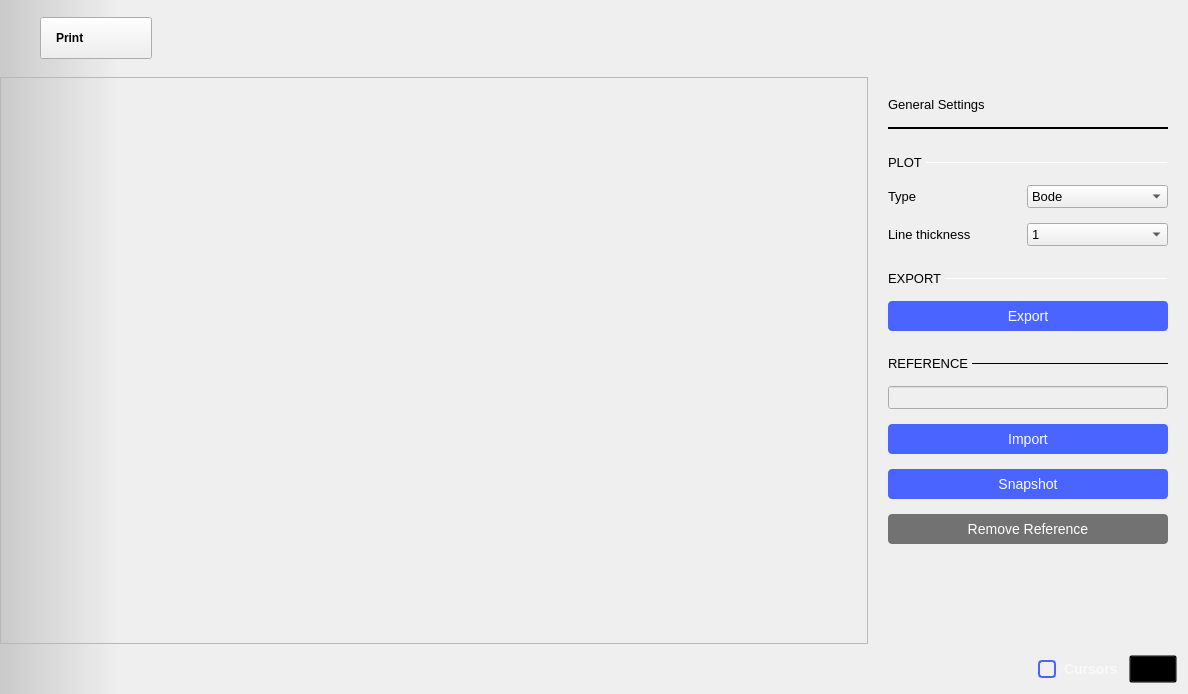
First picture: the form in ui/network_analyzer.ui, repository analogdevicesinc/scopy, before the edit.
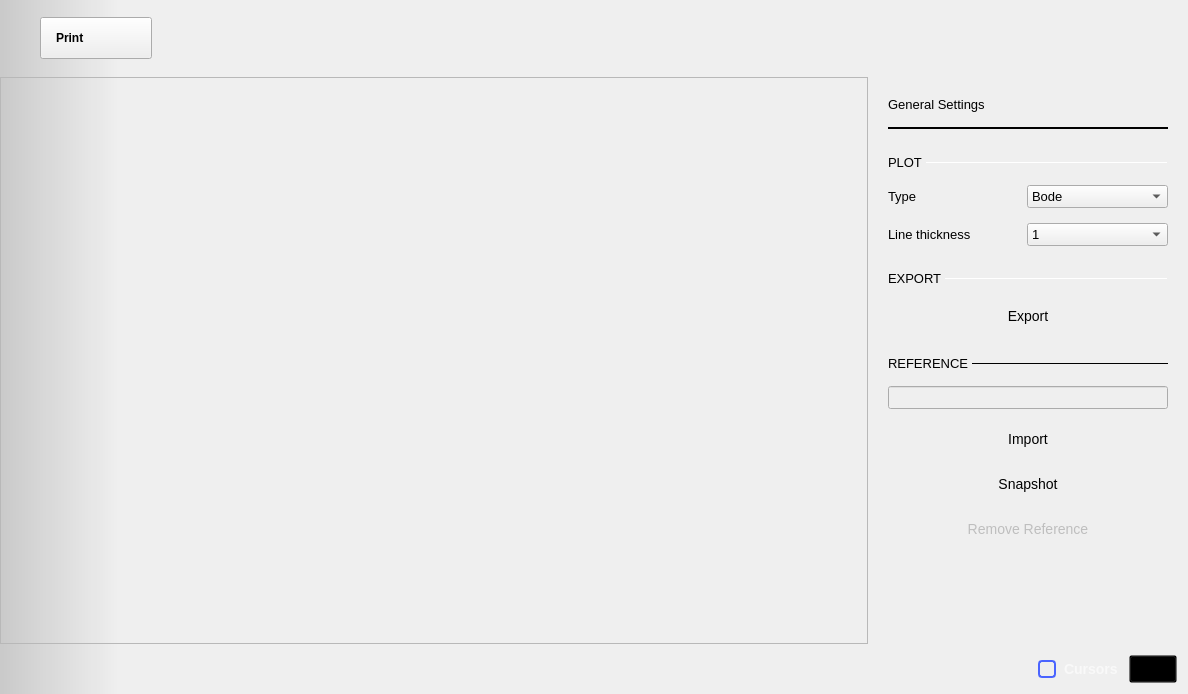
Second picture: the form after the edit. The open tabs and pages were chosen to show the change. Icons and pictures are not drawn. Custom widgets are drawn as their Qt base class.

What changed in the file:
```diff
--- a/ui/network_analyzer.ui
+++ b/ui/network_analyzer.ui
@@ -2511,20 +2511,7 @@
   max-height: 30px;
 
   border: 0px;
-  border-radius: 4px;
-
-  background-color: #4a64ff;
-  color: #ffffff;
-
   font-size: 14px;
-}
-
-QPushButton:pressed {
-  background-color: #2a44df;
-}
-
-QPushButton:hover {
-	background-color: #4a34ff;
 }</string>
                      </property>
                      <property name="text">
@@ -2649,25 +2636,9 @@
   min-height: 30px;
   max-height: 30px;
 
-  border: 0px;
-  border-radius: 4px;
-
-  background-color: #4a64ff;
-  color: #ffffff;
+  border: 0px;f;
 
   font-size: 14px;
-}
-
-QPushButton:pressed {
-  background-color: #2a44df;
-}
-
-QPushButton:hover {
-	background-color: #4a34ff;
-}
-
-QPushButton:disabled {
-background-color: #727273;
 }</string>
                      </property>
                      <property name="text">
@@ -2699,24 +2670,8 @@
   max-height: 30px;
 
   border: 0px;
-  border-radius: 4px;
-
-  background-color: #4a64ff;
-  color: #ffffff;
 
   font-size: 14px;
-}
-
-QPushButton:pressed {
-  background-color: #2a44df;
-}
-
-QPushButton:hover {
-	background-color: #4a34ff;
-}
-
-QPushButton:disabled {
-background-color: #727273;
 }</string>
                      </property>
                      <property name="text">
@@ -2751,24 +2706,7 @@
   max-height: 30px;
 
   border: 0px;
-  border-radius: 4px;
-
-  background-color: #4a64ff;
-  color: #ffffff;
-
   font-size: 14px;
-}
-
-QPushButton:pressed {
-  background-color: #2a44df;
-}
-
-QPushButton:hover {
-	background-color: #4a34ff;
-}
-
-QPushButton:disabled {
-background-color: #727273;
 }</string>
                      </property>
                      <property name="text">
```
Left out of the diff: 30 changed lines with no effect on the pictures.
